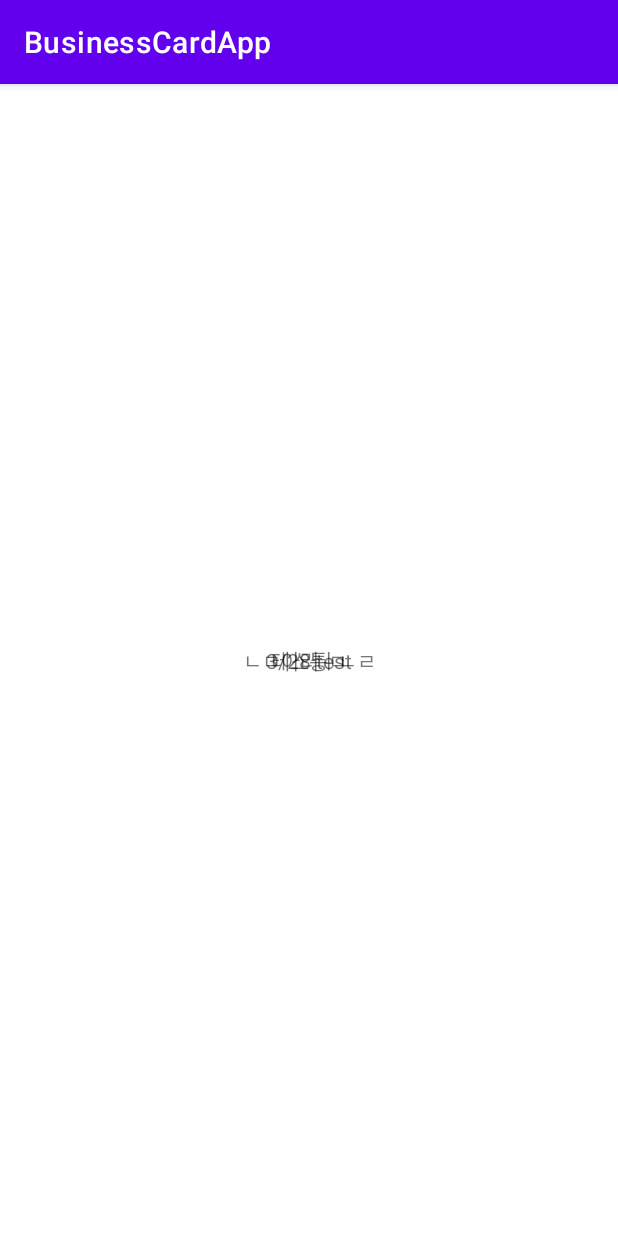
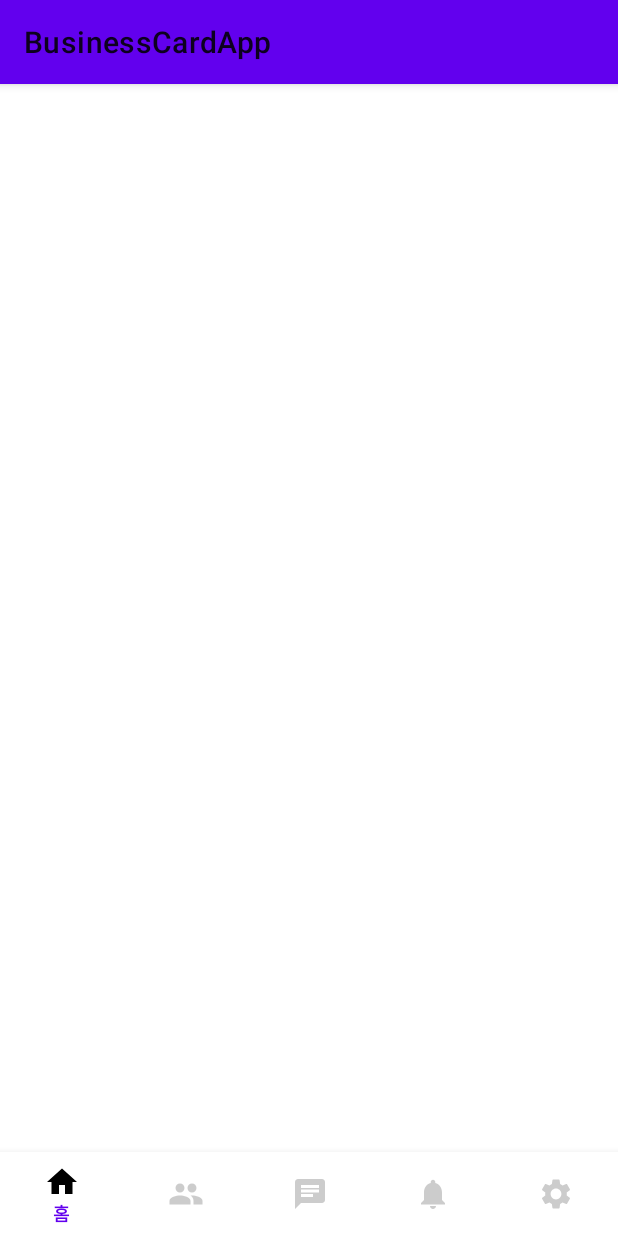
Before and after one commit to myoungsuk/-BusinessCardApp, an Android app: the screen it shows after launch (MainActivity), on a phone screen of 412 x 824 dp. Run offline under Robolectric (Android 15) with nearby library versions, the phone set to English and light mode, and no system bars.

Commit message:
네비게이션뷰 샘플로 넣기

```diff
--- a/app/build.gradle
+++ b/app/build.gradle
@@ -36,6 +36,8 @@ dependencies {
     testImplementation 'junit:junit:4.13.2'
     androidTestImplementation 'androidx.test.ext:junit:1.1.5'
     androidTestImplementation 'androidx.test.espresso:espresso-core:3.5.1'
+    //코파일럿 테마
+    implementation 'com.google.android.material:material:1.9.0-beta01'
 
     //firebase
     implementation platform('com.google.firebase:firebase-bom:31.3.0')
@@ -48,7 +50,7 @@ dependencies {
     //logger
     implementation 'com.orhanobut:logger:2.2.0'
     //리사이클러뷰
-    implementation 'androidx.recyclerview:recyclerview:1.2.1'
+    implementation 'androidx.recyclerview:recyclerview:1.3.0'
     //Glide 이미지 로드 라이브러리
     implementation 'com.github.bumptech.glide:glide:4.13.0'
     implementation 'com.github.bumptech.glide:annotations:4.13.0'
--- a/app/src/main/AndroidManifest.xml
+++ b/app/src/main/AndroidManifest.xml
@@ -14,7 +14,7 @@
         android:theme="@style/Theme.BusinessCarApp"
         tools:targetApi="31">
         <activity
-            android:name=".MainActivity"
+            android:name=".activity.MainActivity"
             android:exported="true">
             <intent-filter>
                 <action android:name="android.intent.action.MAIN" />
--- a/app/src/main/java/com/example/businesscarapp/MainActivity.java
+++ /dev/null
@@ -1,16 +0,0 @@
-package com.example.businesscarapp;
-
-import androidx.appcompat.app.AppCompatActivity;
-
-import android.os.Bundle;
-
-public class MainActivity extends AppCompatActivity
-{
-
-    @Override
-    protected void onCreate(Bundle savedInstanceState)
-    {
-        super.onCreate(savedInstanceState);
-        setContentView(R.layout.activity_main);
-    }
-}
--- /dev/null
+++ b/app/src/main/java/com/example/businesscarapp/activity/MainActivity.java
@@ -0,0 +1,24 @@
+package com.example.businesscarapp.activity;
+
+import androidx.appcompat.app.AppCompatActivity;
+
+import android.os.Bundle;
+
+import com.example.businesscarapp.R;
+import com.google.android.material.bottomnavigation.BottomNavigationView;
+
+public class MainActivity extends AppCompatActivity
+{
+    private BottomNavigationView mBottomNavigationView;
+
+    @Override
+    protected void onCreate(Bundle savedInstanceState)
+    {
+        super.onCreate(savedInstanceState);
+        setContentView(R.layout.activity_main);
+
+        mBottomNavigationView = (BottomNavigationView) findViewById(R.id.bottomNavigationView);
+    }
+
+
+}
--- /dev/null
+++ b/app/src/main/res/drawable/ic_baseline_chat_24.xml
@@ -0,0 +1,5 @@
+<vector android:autoMirrored="true" android:height="24dp"
+    android:tint="#FFFFFF" android:viewportHeight="24"
+    android:viewportWidth="24" android:width="24dp" xmlns:android="http://schemas.android.com/apk/res/android">
+    <path android:fillColor="@android:color/white" android:pathData="M20,2L4,2c-1.1,0 -1.99,0.9 -1.99,2L2,22l4,-4h14c1.1,0 2,-0.9 2,-2L22,4c0,-1.1 -0.9,-2 -2,-2zM6,9h12v2L6,11L6,9zM14,14L6,14v-2h8v2zM18,8L6,8L6,6h12v2z"/>
+</vector>
--- /dev/null
+++ b/app/src/main/res/drawable/ic_baseline_people_24.xml
@@ -0,0 +1,5 @@
+<vector android:height="24dp" android:tint="#000000"
+    android:viewportHeight="24" android:viewportWidth="24"
+    android:width="24dp" xmlns:android="http://schemas.android.com/apk/res/android">
+    <path android:fillColor="@android:color/white" android:pathData="M16,11c1.66,0 2.99,-1.34 2.99,-3S17.66,5 16,5c-1.66,0 -3,1.34 -3,3s1.34,3 3,3zM8,11c1.66,0 2.99,-1.34 2.99,-3S9.66,5 8,5C6.34,5 5,6.34 5,8s1.34,3 3,3zM8,13c-2.33,0 -7,1.17 -7,3.5L1,19h14v-2.5c0,-2.33 -4.67,-3.5 -7,-3.5zM16,13c-0.29,0 -0.62,0.02 -0.97,0.05 1.16,0.84 1.97,1.97 1.97,3.45L17,19h6v-2.5c0,-2.33 -4.67,-3.5 -7,-3.5z"/>
+</vector>
--- /dev/null
+++ b/app/src/main/res/drawable/ic_home.xml
@@ -0,0 +1,10 @@
+<vector xmlns:android="http://schemas.android.com/apk/res/android"
+    android:width="24dp"
+    android:height="24dp"
+    android:viewportWidth="24"
+    android:viewportHeight="24"
+    android:tint="?attr/colorControlNormal">
+  <path
+      android:fillColor="@android:color/white"
+      android:pathData="M10,20v-6h4v6h5v-8h3L12,3 2,12h3v8z"/>
+</vector>
--- /dev/null
+++ b/app/src/main/res/drawable/ic_notice.xml
@@ -0,0 +1,10 @@
+<vector xmlns:android="http://schemas.android.com/apk/res/android"
+    android:width="24dp"
+    android:height="24dp"
+    android:viewportWidth="24"
+    android:viewportHeight="24"
+    android:tint="?attr/colorControlNormal">
+  <path
+      android:fillColor="@android:color/white"
+      android:pathData="M12,22c1.1,0 2,-0.9 2,-2h-4c0,1.1 0.89,2 2,2zM18,16v-5c0,-3.07 -1.64,-5.64 -4.5,-6.32L13.5,4c0,-0.83 -0.67,-1.5 -1.5,-1.5s-1.5,0.67 -1.5,1.5v0.68C7.63,5.36 6,7.92 6,11v5l-2,2v1h16v-1l-2,-2z"/>
+</vector>
--- /dev/null
+++ b/app/src/main/res/drawable/ic_settings.xml
@@ -0,0 +1,10 @@
+<vector xmlns:android="http://schemas.android.com/apk/res/android"
+    android:width="24dp"
+    android:height="24dp"
+    android:viewportWidth="24"
+    android:viewportHeight="24"
+    android:tint="?attr/colorControlNormal">
+  <path
+      android:fillColor="@android:color/white"
+      android:pathData="M19.14,12.94c0.04,-0.3 0.06,-0.61 0.06,-0.94c0,-0.32 -0.02,-0.64 -0.07,-0.94l2.03,-1.58c0.18,-0.14 0.23,-0.41 0.12,-0.61l-1.92,-3.32c-0.12,-0.22 -0.37,-0.29 -0.59,-0.22l-2.39,0.96c-0.5,-0.38 -1.03,-0.7 -1.62,-0.94L14.4,2.81c-0.04,-0.24 -0.24,-0.41 -0.48,-0.41h-3.84c-0.24,0 -0.43,0.17 -0.47,0.41L9.25,5.35C8.66,5.59 8.12,5.92 7.63,6.29L5.24,5.33c-0.22,-0.08 -0.47,0 -0.59,0.22L2.74,8.87C2.62,9.08 2.66,9.34 2.86,9.48l2.03,1.58C4.84,11.36 4.8,11.69 4.8,12s0.02,0.64 0.07,0.94l-2.03,1.58c-0.18,0.14 -0.23,0.41 -0.12,0.61l1.92,3.32c0.12,0.22 0.37,0.29 0.59,0.22l2.39,-0.96c0.5,0.38 1.03,0.7 1.62,0.94l0.36,2.54c0.05,0.24 0.24,0.41 0.48,0.41h3.84c0.24,0 0.44,-0.17 0.47,-0.41l0.36,-2.54c0.59,-0.24 1.13,-0.56 1.62,-0.94l2.39,0.96c0.22,0.08 0.47,0 0.59,-0.22l1.92,-3.32c0.12,-0.22 0.07,-0.47 -0.12,-0.61L19.14,12.94zM12,15.6c-1.98,0 -3.6,-1.62 -3.6,-3.6s1.62,-3.6 3.6,-3.6s3.6,1.62 3.6,3.6S13.98,15.6 12,15.6z"/>
+</vector>
--- /dev/null
+++ b/app/src/main/res/drawable/selector_menu_color.xml
@@ -0,0 +1,6 @@
+<?xml version="1.0" encoding="utf-8"?>
+<selector xmlns:android="http://schemas.android.com/apk/res/android">
+    <item android:color = "@color/black" android:state_checked = "true"/>
+    <item android:color = "@color/gray_cc" android:state_checked = "false"/>
+
+</selector>
--- a/app/src/main/res/layout/activity_main.xml
+++ b/app/src/main/res/layout/activity_main.xml
@@ -4,34 +4,27 @@
     xmlns:tools="http://schemas.android.com/tools"
     android:layout_width="match_parent"
     android:layout_height="match_parent"
-    tools:context=".MainActivity">
+    tools:context=".activity.MainActivity">
 
-    <TextView
-        android:layout_width="wrap_content"
-        android:layout_height="wrap_content"
-
-        android:text="ㄴㅁ아러ㅣㄴㄹ"
-        app:layout_constraintBottom_toBottomOf="parent"
+    <FrameLayout
+        android:id="@+id/fragmentContainer"
+        android:layout_width="0dp"
+        android:layout_height="0dp"
+        app:layout_constraintBottom_toTopOf="@id/bottomNavigationView"
         app:layout_constraintEnd_toEndOf="parent"
         app:layout_constraintStart_toStartOf="parent"
         app:layout_constraintTop_toTopOf="parent" />
 
-    <TextView
-        android:layout_width="wrap_content"
+    <com.google.android.material.bottomnavigation.BottomNavigationView
+        android:id="@+id/bottomNavigationView"
+        android:layout_width="0dp"
         android:layout_height="wrap_content"
-        android:text="테스틍ㅁ"
+        app:itemBackground="@android:color/white"
+        app:itemIconTint="@drawable/selector_menu_color"
         app:layout_constraintBottom_toBottomOf="parent"
         app:layout_constraintEnd_toEndOf="parent"
         app:layout_constraintStart_toStartOf="parent"
-        app:layout_constraintTop_toTopOf="parent" />
+        app:menu="@menu/bottom_menu" />
 
-    <TextView
-        android:layout_width="wrap_content"
-        android:layout_height="wrap_content"
-        android:text="3/28 test"
-        app:layout_constraintBottom_toBottomOf="parent"
-        app:layout_constraintEnd_toEndOf="parent"
-        app:layout_constraintStart_toStartOf="parent"
-        app:layout_constraintTop_toTopOf="parent" />
 
 </androidx.constraintlayout.widget.ConstraintLayout>
--- /dev/null
+++ b/app/src/main/res/menu/bottom_menu.xml
@@ -0,0 +1,41 @@
+<?xml version="1.0" encoding="utf-8"?>
+<menu xmlns:android="http://schemas.android.com/apk/res/android"
+    xmlns:app="http://schemas.android.com/apk/res-auto">
+
+    <item
+        android:id="@+id/home"
+        android:enabled="true"
+        android:icon="@drawable/ic_home"
+        android:title="홈"
+        app:showAsAction="always" />
+
+    <item
+        android:id="@+id/friend"
+        android:enabled="true"
+        android:icon="@drawable/ic_baseline_people_24"
+        android:title="친구"
+        app:showAsAction="always" />
+
+    <item
+        android:id="@+id/chat"
+        android:enabled="true"
+        android:icon="@drawable/ic_baseline_chat_24"
+        android:title="채팅"
+        app:showAsAction="always" />
+
+
+    <item
+        android:id="@+id/notice"
+        android:enabled="true"
+        android:icon="@drawable/ic_notice"
+        android:title="공지사항"
+        app:showAsAction="always" />
+
+    <item
+        android:id="@+id/settings"
+        android:enabled="true"
+        android:icon="@drawable/ic_settings"
+        android:title="설정"
+        app:showAsAction="always" />
+
+</menu>
--- a/app/src/main/res/values/colors.xml
+++ b/app/src/main/res/values/colors.xml
@@ -7,4 +7,21 @@
     <color name="teal_700">#FF018786</color>
     <color name="black">#FF000000</color>
     <color name="white">#FFFFFFFF</color>
+
+    <color name="gray_cc">#cccccc</color>
+    <color name="Orange">#FFFF9800</color>
+    <color name="gray_ec">#ececec</color>
+
+    <color name="dialogPrimary">#55565a</color>
+    <color name="dialogPrimaryDark">#55565a</color>
+    <color name="dialogAccent">#b71c1c</color>
+    <color name="dialogError">#cc3300</color>
+    <color name="textGray">#858585</color>
+    <color name="backgroundGray">#f2f2f2</color>
+    <color name="dialogSecondary">#333</color>
+    <color name="warning">#ffcc00</color>
+
+    <color name="colorPrimary">#2196F3</color>
+    <color name="colorPrimaryDark">#2196F3</color>
+    <color name="colorAccent">#D81B60</color>
 </resources>
--- a/app/src/main/res/values/themes.xml
+++ b/app/src/main/res/values/themes.xml
@@ -1,6 +1,6 @@
 <resources xmlns:tools="http://schemas.android.com/tools">
     <!-- Base application theme. -->
-    <style name="Theme.BusinessCarApp" parent="Theme.MaterialComponents.DayNight.DarkActionBar">
+    <style name="Theme.BusinessCarApp" parent="Theme.MaterialComponents.DayNight">
         <!-- Primary brand color. -->
         <item name="colorPrimary">@color/purple_500</item>
         <item name="colorPrimaryVariant">@color/purple_700</item>
```
